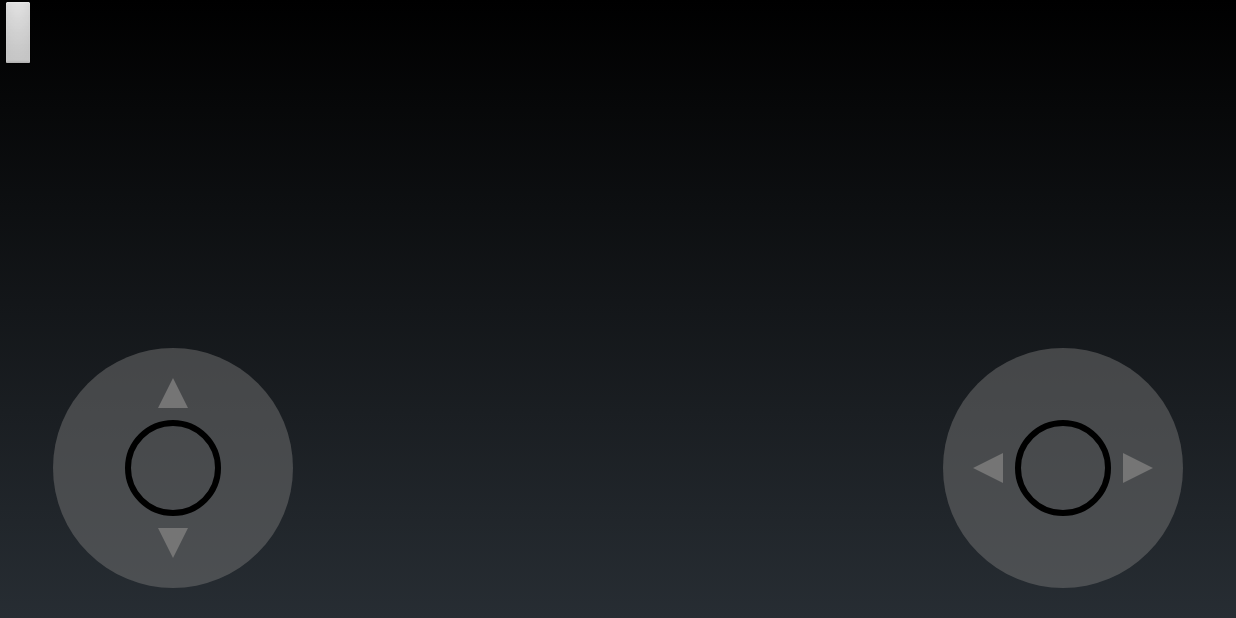
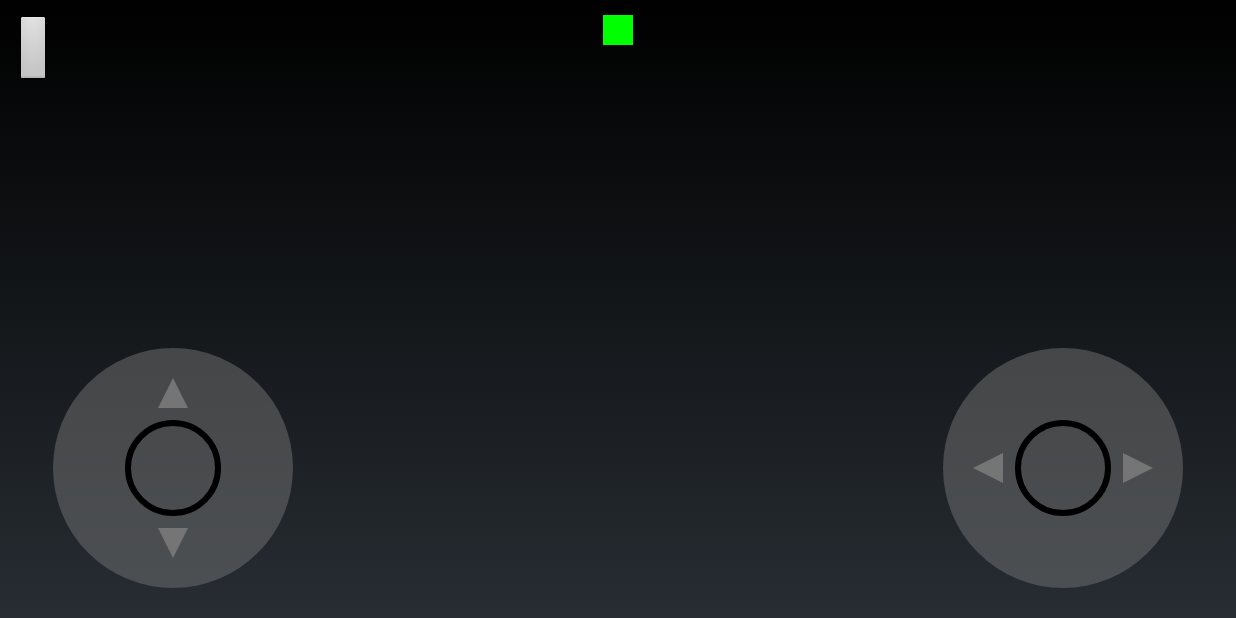
Before and after one commit to MilleniumBlitz/ProjectPiCars, an Android app: the JoystickActivity screen opened directly, with no data from a screen before it, on a phone screen of 824 x 412 dp (held sideways). Run offline under Robolectric (Android 15) with nearby library versions, the phone set to English and light mode, and no system bars; our stand-ins replace Volley; libraries missing offline, so code that uses them is left out: com.beardedhen.androidbootstrap; plain views replace BootstrapButton; network calls fail; 1 statement that could not run was skipped.

Commit message:
Add a connection status rectangle

```diff
--- a/app/src/main/res/layout/activity_joystick.xml
+++ b/app/src/main/res/layout/activity_joystick.xml
@@ -15,9 +15,7 @@
         android:layout_alignParentTop="true"
         android:layout_alignParentEnd="true"
         android:layout_alignParentBottom="true"
-        android:visibility="invisible">
-
-    </WebView>
+        android:visibility="invisible" />
 
     <fr.millenium_blitz.projectpicars.view.JoystickView
         android:id="@+id/joystickPuissance"
@@ -116,17 +114,14 @@
         android:id="@+id/btnDebug"
         android:layout_width="wrap_content"
         android:layout_height="wrap_content"
-        android:layout_alignParentStart="false"
-        android:layout_alignParentTop="false"
-        android:layout_alignParentEnd="false"
-        android:layout_alignParentBottom="false"
         android:minHeight="48dp"
         app:bootstrapBrand="primary"
         app:bootstrapSize="lg"
         app:bootstrapText="Debug"
         app:buttonMode="regular"
         app:roundedCorners="true"
-        app:showOutline="false" />
+        app:showOutline="false"
+        android:layout_margin="10dp"/>
 
     <TextView
         android:id="@+id/txtBattery"
@@ -139,7 +134,13 @@
         android:textStyle="bold"
         android:visibility="invisible" />
 
-
+    <View android:id="@+id/connection_rect"
+        android:layout_width="20dp"
+        android:layout_height="20dp"
+        android:layout_marginTop="10dp"
+        android:layout_centerHorizontal="true"
+        android:background="#00FF00"
+        android:visibility="visible"/>
 
 
 </RelativeLayout>
```
Also changed, not shown: app/src/main/java/fr/millenium_blitz/projectpicars/ui/JoystickActivity.java (+55 -15 lines).
